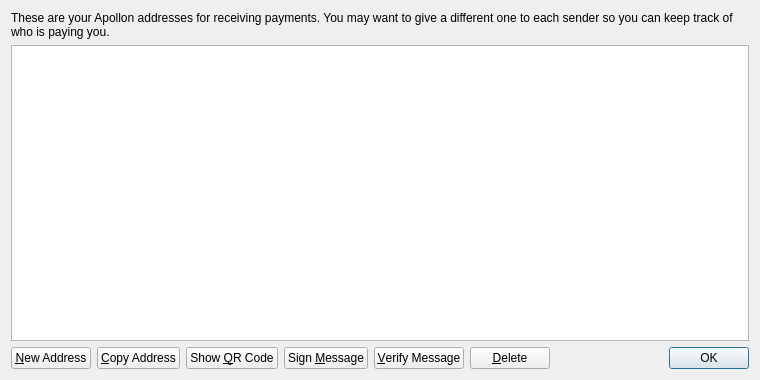
The window that src/qt/forms/addressbookpage.ui (Qwoyn/Qwoyn_MN) describes before a commit, drawn with Qt 5.
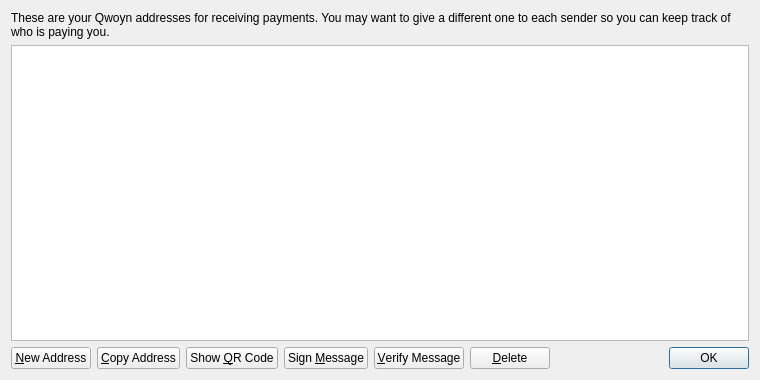
The same window after the commit.

What changed in the file:
```diff
--- a/src/qt/forms/addressbookpage.ui
+++ b/src/qt/forms/addressbookpage.ui
@@ -17,7 +17,7 @@
    <item>
     <widget class="QLabel" name="labelExplanation">
      <property name="text">
-      <string>These are your Apollon addresses for receiving payments. You may want to give a different one to each sender so you can keep track of who is paying you.</string>
+      <string>These are your Qwoyn addresses for receiving payments. You may want to give a different one to each sender so you can keep track of who is paying you.</string>
      </property>
      <property name="textFormat">
       <enum>Qt::PlainText</enum>
```
Left out of the diff: 4 changed lines with no effect on the pictures.
